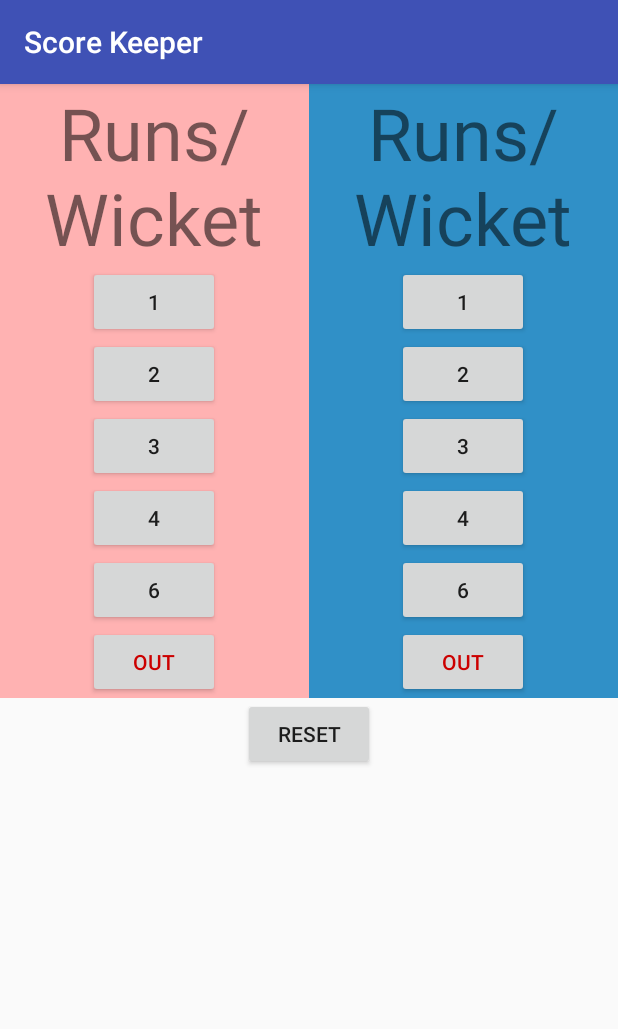
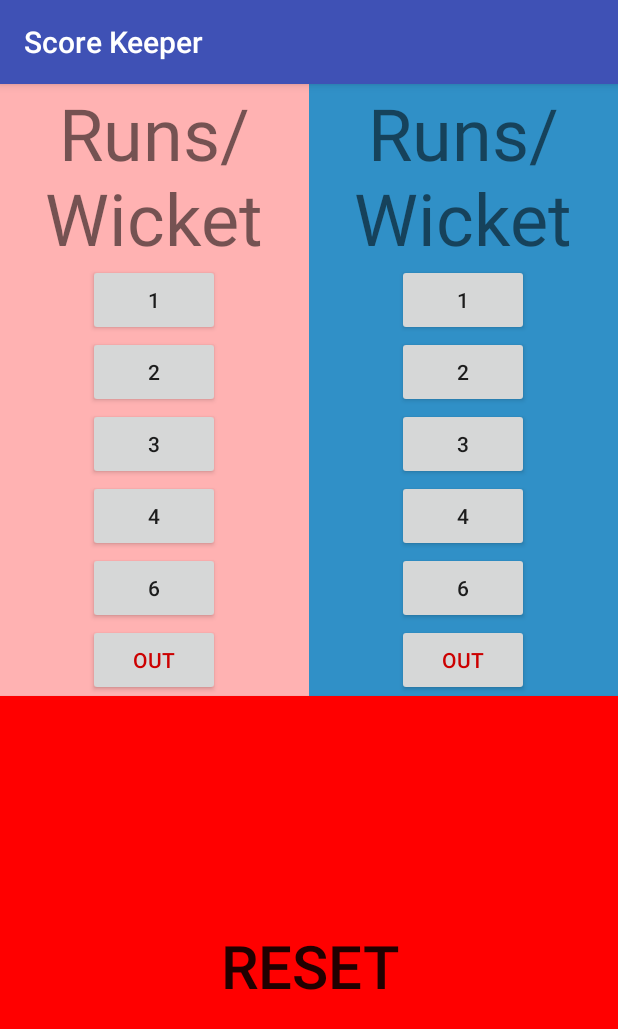
Before and after one commit to vithumathi/Android-Applications, an Android app: the screen it shows after launch (MainActivity), on a phone screen of 412 x 824 dp. Shown: the top 1029 px of the screen. Run offline under Robolectric (Android 15) with nearby library versions, the light colour scheme and no system bars.

Commit message:
Updated score textview, and reset button view

```diff
--- a/ScoreKeeper/app/src/main/res/layout/activity_main.xml
+++ b/ScoreKeeper/app/src/main/res/layout/activity_main.xml
@@ -22,10 +22,10 @@
             <TextView
                 android:id="@+id/scoreView1"
                 android:layout_width="match_parent"
-                android:layout_height="wrap_content"
+                android:layout_height="120dp"
                 android:text="Runs/Wicket"
                 android:textSize="48sp"
-                android:textAlignment="center"/>
+                android:gravity="center"/>
 
             <Button
                 android:id="@+id/oneRun1"
@@ -88,10 +88,10 @@
             <TextView
                 android:id="@+id/scoreView2"
                 android:layout_width="match_parent"
-                android:layout_height="wrap_content"
+                android:layout_height="120dp"
                 android:text="Runs/Wicket"
                 android:textSize="48sp"
-                android:textAlignment="center"/>
+                android:gravity="center"/>
 
             <Button
                 android:id="@+id/oneRun2"
@@ -149,9 +149,11 @@
 
     <Button
         android:id="@+id/reset"
-        android:layout_width="wrap_content"
-        android:layout_height="wrap_content"
+        android:layout_width="match_parent"
+        android:layout_height="match_parent"
         android:text="RESET"
+        android:textSize="40sp"
+        android:background="#ff00"
         android:layout_gravity="center"
         android:onClick="onClick"/>
 
```
